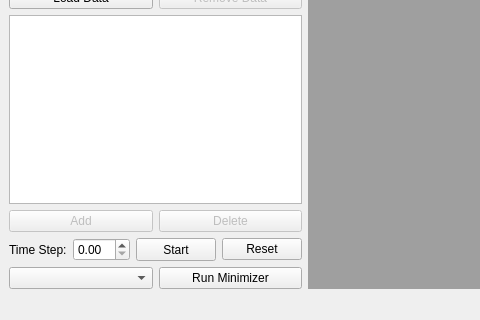
The window that src/QT/cmaingui.ui (bkloppenborg/simtoi) describes before a commit, drawn with Qt 5; both pictures show x 0 to 480 and y 265 to 585 of the 800 by 585 pixel window.
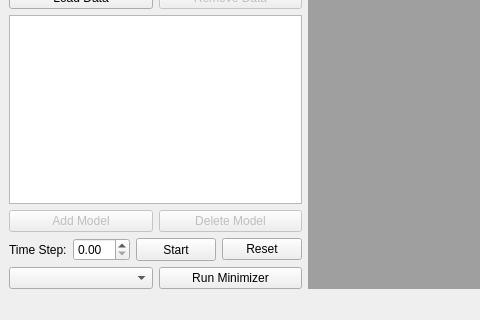
The same window after the commit.

Commit message: UI Improvements.  Partial addressing of #58, closes #56.

```diff
--- a/src/QT/cmaingui.ui
+++ b/src/QT/cmaingui.ui
@@ -67,7 +67,7 @@
          <bool>false</bool>
         </property>
         <property name="text">
-         <string>Add</string>
+         <string>Add Model</string>
         </property>
        </widget>
       </item>
@@ -77,7 +77,7 @@
          <bool>false</bool>
         </property>
         <property name="text">
-         <string>Delete</string>
+         <string>Delete Model</string>
         </property>
        </widget>
       </item>
```
Left out of the diff: 6 changed lines with no effect on the pictures. The commit also changes 4 other files.
